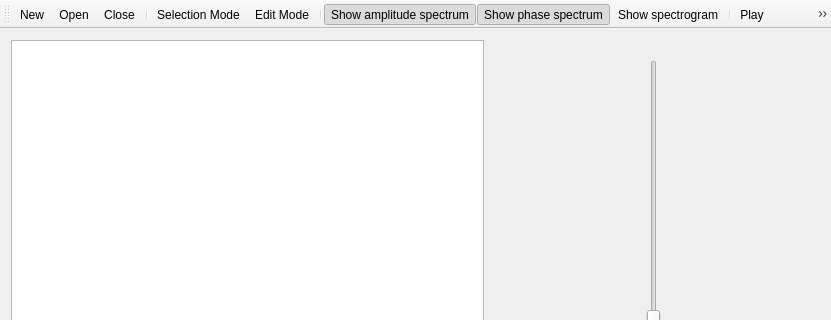
The window that src/wmainwindow.ui (gillesdegottex/dfasma) describes before a commit, drawn with Qt 5; both pictures show x 0 to 831 and y 0 to 320 of the 831 by 713 pixel window.
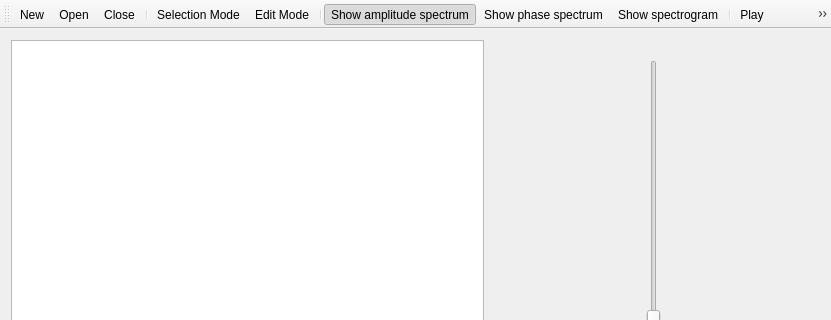
The same window after the commit. Icons and pictures are not drawn.

Patch:
```diff
--- a/src/wmainwindow.ui
+++ b/src/wmainwindow.ui
@@ -789,7 +789,7 @@
     <bool>true</bool>
    </property>
    <property name="checked">
-    <bool>true</bool>
+    <bool>false</bool>
    </property>
    <property name="icon">
     <iconset resource="../ressources.qrc">
```
Left out of the diff: 4 changed lines with no effect on the pictures.
